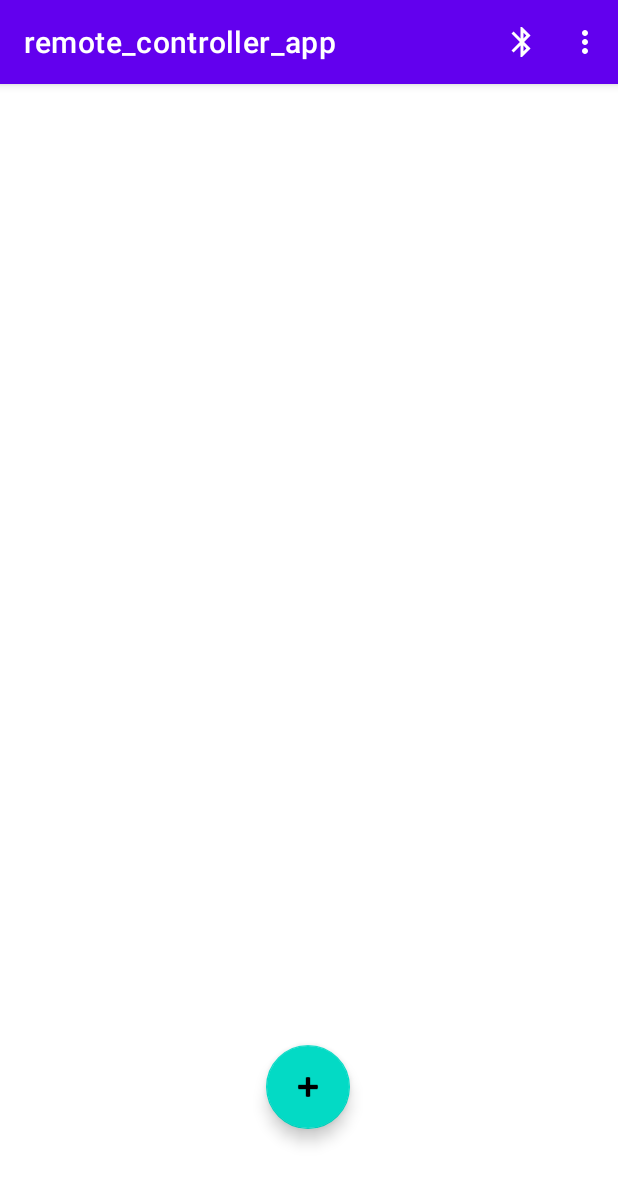
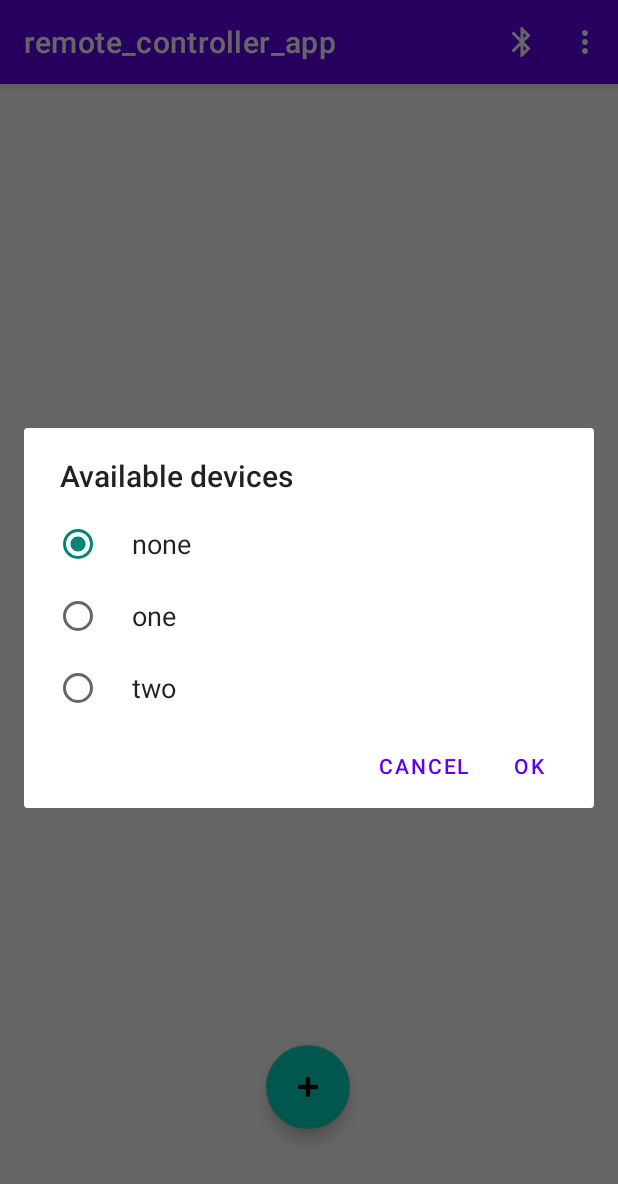
Before and after one commit to PrzemyslawSalek/remote_controller, an Android app: the screen it shows after launch (MainActivity), after a tap on "Bluetooth", on a phone screen of 412 x 824 dp. Shown: the top 1184 px of the screen. Run offline under Robolectric (Android 15) with nearby library versions, the phone set to English and light mode, and no system bars; our stand-ins replace navigation-ui; libraries missing offline, so code that uses them is left out: com.j256.ormlite; 2 statements that could not run were skipped.

```diff
--- a/app/app/src/main/java/com/app/remote_controller_app/MainActivity.java
+++ b/app/app/src/main/java/com/app/remote_controller_app/MainActivity.java
@@ -1,5 +1,7 @@
 package com.app.remote_controller_app;
 
+import android.app.AlertDialog;
+import android.content.DialogInterface;
 import android.content.SharedPreferences;
 import android.content.res.Configuration;
 import android.content.res.Resources;
@@ -16,11 +18,13 @@ import androidx.appcompat.app.AppCompatActivity;
 import androidx.appcompat.widget.Toolbar;
 import androidx.navigation.NavController;
 import androidx.navigation.Navigation;
+import androidx.navigation.fragment.NavHostFragment;
 import androidx.navigation.ui.NavigationUI;
 import android.preference.PreferenceManager;
 
 import com.app.remote_controller_app.database.DatabaseHelper;
 import com.app.remote_controller_app.database.SerializedControllers;
+import com.app.remote_controller_app.fragments.Opening;
 import com.j256.ormlite.dao.Dao;
 
 import java.lang.reflect.Method;
@@ -34,6 +38,8 @@ public class MainActivity extends AppCompatActivity {
 
     DatabaseHelper db;
     Controller currentSelectedController;
+    String[] devices = {"none", "one", "two"};
+    int checkedDevice = 0;
 
     @Override
     protected void onCreate(Bundle savedInstanceState) {
@@ -89,7 +95,13 @@ public class MainActivity extends AppCompatActivity {
     public boolean onOptionsItemSelected(MenuItem item) {
         switch (item.getItemId()) {
             case R.id.bluetooth:
-                Toast.makeText(this, "Bluetooth", Toast.LENGTH_SHORT).show();
+                AlertDialog.Builder builder = new AlertDialog.Builder(this);
+                builder.setTitle(getString(R.string.label_availableDevices));
+                builder.setSingleChoiceItems(devices, checkedDevice, listenerDeviceChoice);
+                builder.setPositiveButton("OK", listenerDeviceOkButton);
+                builder.setNegativeButton("Cancel", null);
+                AlertDialog dialog = builder.create();
+                dialog.show();
                 return true;
             case R.id.settingsFragment:
                 NavController navController = Navigation.findNavController(this, R.id.nav_host_fragment);
@@ -97,6 +109,19 @@ public class MainActivity extends AppCompatActivity {
         }
         return super.onOptionsItemSelected(item);
     }
+
+    DialogInterface.OnClickListener listenerDeviceChoice= new DialogInterface.OnClickListener() {
+        @Override
+        public void onClick(DialogInterface dialog, int which) {
+        }
+    };
+
+    DialogInterface.OnClickListener listenerDeviceOkButton= new DialogInterface.OnClickListener() {
+        @Override
+        public void onClick(DialogInterface dialog, int which) {
+
+        }
+    };
 
     /* Gdy menu jest otwarte... Wyświetla ikony obok elementów z listy */
     @Override
@@ -116,6 +141,8 @@ public class MainActivity extends AppCompatActivity {
         }
         return super.onMenuOpened(featureId, menu);
     }
+
+    /* -------------- Controller  ------------------ */
 
     public Controller addController(String name){
         try{
--- a/app/app/src/main/java/com/app/remote_controller_app/fragments/Opening.java
+++ b/app/app/src/main/java/com/app/remote_controller_app/fragments/Opening.java
@@ -7,9 +7,7 @@ import android.os.Bundle;
 import androidx.annotation.Nullable;
 import androidx.fragment.app.Fragment;
 import androidx.navigation.fragment.NavHostFragment;
-import androidx.navigation.fragment.NavHostFragment;
 
-import android.util.Log;
 import android.view.LayoutInflater;
 import android.view.View;
 import android.view.ViewGroup;
@@ -17,7 +15,6 @@ import android.widget.AdapterView;
 import android.widget.ArrayAdapter;
 import android.widget.EditText;
 import android.widget.ListView;
-import android.widget.Toast;
 
 import com.app.remote_controller_app.Controller;
 import com.app.remote_controller_app.MainActivity;
--- a/app/app/src/main/res/values/strings.xml
+++ b/app/app/src/main/res/values/strings.xml
@@ -28,7 +28,6 @@
     <string name="action_bluetooth" translatable="false">Bluetooth</string>
     <string name="device_entries">Device language</string>
     <string name="device_values" translatable="false">device</string>
-    <!-- TODO: Remove or change this placeholder text -->
     <string name="action_usageMode">Usage Mode</string>
     <string name="action_editMode">Edit Mode</string>
     <string name="action_delete">Delete</string>
@@ -40,5 +39,6 @@
     <string name="label_ControllerMenu">Controller Menu</string>
     <string name="label_ComponentSelection">Component Selection</string>
     <string name="label_ComponentOptions">Component Options</string>
+    <string name="label_availableDevices">Available devices</string>
 
 </resources>
```
Also changed, not shown: 1 other file.
